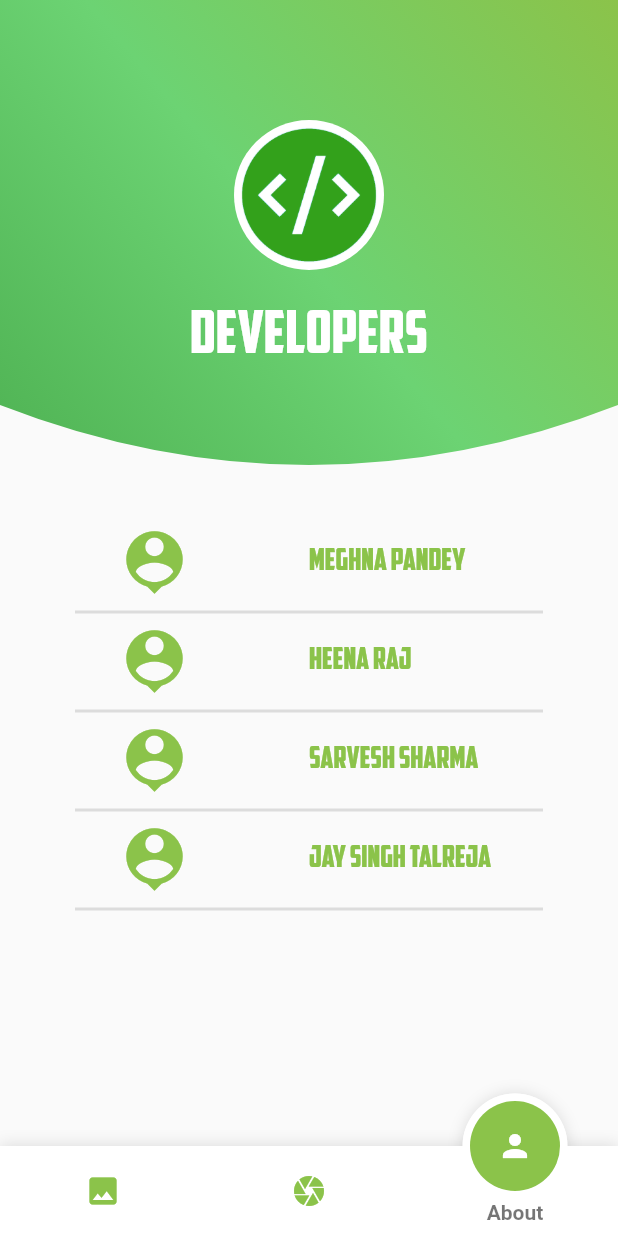
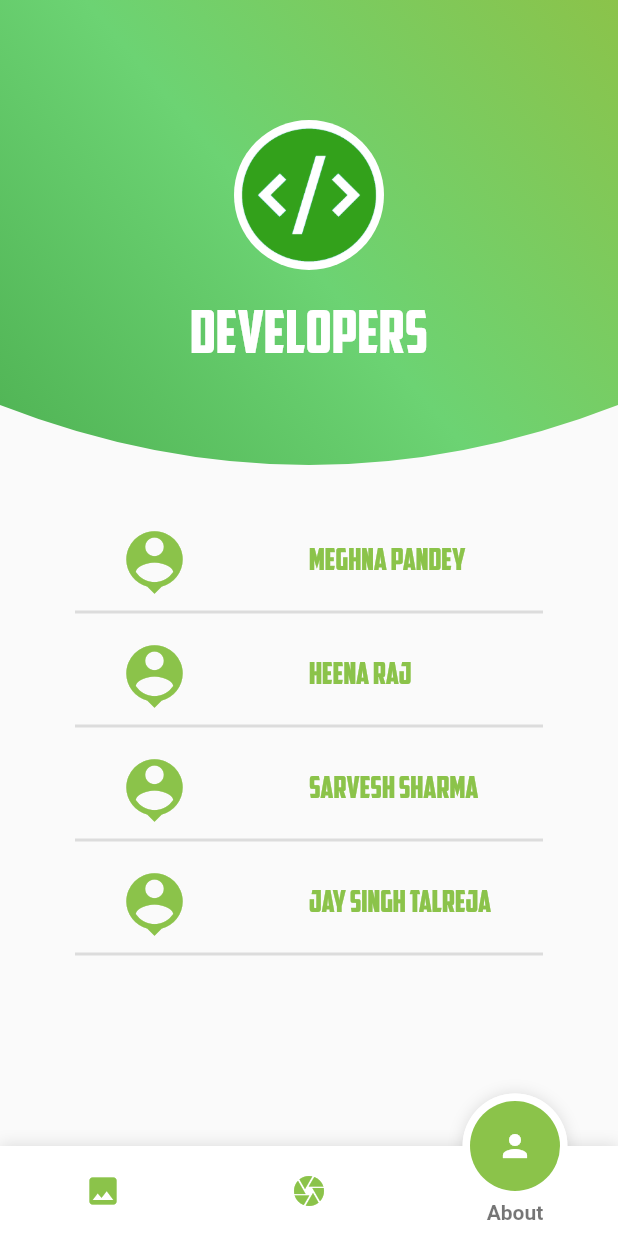
Before and after one commit to JaySinghTalreja/Plant-Health, a Flutter app: the screen it shows after launch, item 3 of the bottom bar chosen, on a phone screen of 412 x 824 dp. Run offline on Flutter 3.47's test engine with Material 2 defaults, Android fonts, the phone set to English and light mode, and no system bars; drawn by our look-alikes of fancy_bottom_navigation; our stand-ins replace animated_text_kit, argon_buttons_flutter, flutter_spinkit, image_picker; missing offline and left inert: animated_widgets, progress_button.

Commit message:
Added SizedBox Betweed Developer Name

```diff
--- a/lib/ui/about.dart
+++ b/lib/ui/about.dart
@@ -56,6 +56,7 @@ class _AboutState extends State<About> {
             ],
           ),
           Divider(indent: 50.0,endIndent: 50.0,thickness: 2,),
+          SizedBox(height: 10,),
           Row(
             children: <Widget>[
               Expanded(
@@ -67,6 +68,7 @@ class _AboutState extends State<About> {
             ],
           ),
           Divider(indent: 50.0,endIndent: 50.0,thickness: 2,),
+          SizedBox(height: 10,),
           Row(
             children: <Widget>[
               Expanded(
@@ -78,6 +80,7 @@ class _AboutState extends State<About> {
             ],
           ),
           Divider(indent: 50.0,endIndent: 50.0,thickness: 2,),
+          SizedBox(height: 10,),
           Row(
             children: <Widget>[
               Expanded(
```
